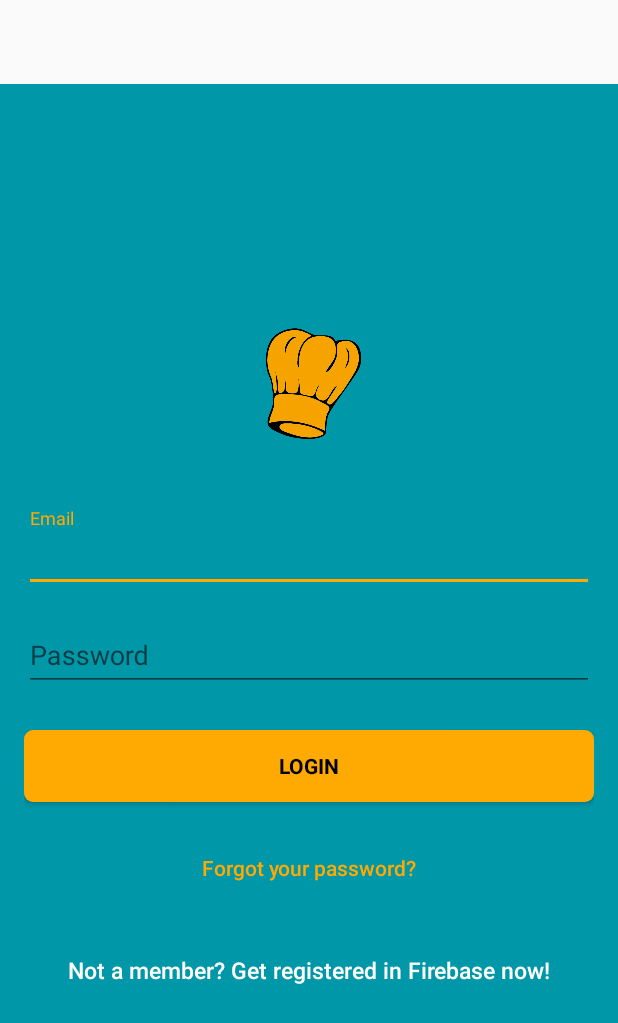
After one commit to andela-shaji/Su-Chef, an Android app: the layout activity_login.xml on its own in the app's theme, with its tools: preview values and no code run, on a phone screen of 412 x 824 dp. The commit adds this screen. Shown: the top 1023 px of the screen. Run offline under Robolectric (Android 15) with nearby library versions, the phone set to English and light mode, and no system bars.

Commit message:
Enable Firebase to provide signInWithEmailAndPassword()method to sign in the user

```diff
--- a/app/src/main/AndroidManifest.xml
+++ b/app/src/main/AndroidManifest.xml
@@ -10,10 +10,11 @@
         android:label="@string/app_name"
         android:supportsRtl="true"
         android:theme="@style/AppTheme">
-        <activity android:name=".MainActivity">
+        <activity android:name=".MainActivity"></activity>
+        <activity android:name=".views.SignupActivity">
 
         </activity>
-        <activity android:name=".views.SignupActivity">
+        <activity android:name=".views.LoginActivity">
             <intent-filter>
                 <action android:name="android.intent.action.MAIN" />
 
--- /dev/null
+++ b/app/src/main/res/layout/activity_login.xml
@@ -0,0 +1,88 @@
+<?xml version="1.0" encoding="utf-8"?>
+<android.support.design.widget.CoordinatorLayout xmlns:android="http://schemas.android.com/apk/res/android"
+    xmlns:tools="http://schemas.android.com/tools"
+    android:layout_width="match_parent"
+    android:layout_height="match_parent"
+    android:fitsSystemWindows="true"
+    tools:context=".views.LoginActivity">
+    <LinearLayout
+        android:layout_width="fill_parent"
+        android:layout_height="fill_parent"
+        android:background="@color/colorPrimary"
+        android:gravity="center"
+        android:orientation="vertical"
+        android:padding="@dimen/activity_horizontal_margin">
+        <ImageView
+            android:layout_width="@dimen/logo_w_h"
+            android:layout_height="@dimen/logo_w_h"
+            android:layout_gravity="center_horizontal"
+            android:layout_marginBottom="30dp"
+            android:src="@drawable/logochef"/>
+        <android.support.design.widget.TextInputLayout
+            android:layout_width="match_parent"
+            android:layout_height="wrap_content">
+            <EditText
+                android:id="@+id/email"
+                android:layout_width="match_parent"
+                android:layout_height="wrap_content"
+                android:layout_marginBottom="10dp"
+                android:hint="@string/hint_email"
+                android:inputType="textEmailAddress"
+                android:textColor="@android:color/white"
+                android:textColorHint="@android:color/white"/>
+
+        </android.support.design.widget.TextInputLayout>
+        <android.support.design.widget.TextInputLayout
+            android:layout_width="match_parent"
+            android:layout_height="wrap_content">
+            <EditText
+                android:id="@+id/password"
+                android:layout_width="match_parent"
+                android:layout_height="wrap_content"
+                android:layout_marginBottom="10dp"
+                android:hint="@string/hint_password"
+                android:inputType="textPassword"
+                android:textColor="@android:color/white"
+                android:textColorHint="@android:color/white"/>
+        </android.support.design.widget.TextInputLayout>
+
+        <Button
+            android:id="@+id/btn_login"
+            style="?android:textAppearanceSmall"
+            android:layout_width="match_parent"
+            android:layout_height="wrap_content"
+            android:layout_marginTop="16dp"
+            android:background="@drawable/bg_button_rounded"
+            android:text="@string/btn_login"
+            android:textColor="@android:color/black"
+            android:textStyle="bold" />
+        <Button
+            android:id="@+id/btn_reset_password"
+            android:layout_width="fill_parent"
+            android:layout_height="wrap_content"
+            android:layout_marginTop="20dip"
+            android:background="@null"
+            android:text="@string/btn_forgot_password"
+            android:textAllCaps="false"
+            android:textColor="@color/colorAccent" />
+
+        <Button
+            android:id="@+id/btn_sign_up"
+            android:layout_width="fill_parent"
+            android:layout_height="wrap_content"
+            android:layout_marginTop="20dip"
+            android:background="@null"
+            android:text="@string/btn_link_to_register"
+            android:textAllCaps="false"
+            android:textColor="@color/white"
+            android:textSize="15dp" />
+    </LinearLayout>
+    <ProgressBar
+        android:id="@+id/progressBar"
+        android:layout_width="30dp"
+        android:layout_height="30dp"
+        android:layout_gravity="center|bottom"
+        android:layout_marginBottom="20dp"
+        android:visibility="gone"/>
+
+</android.support.design.widget.CoordinatorLayout>
--- a/app/src/main/res/layout/activity_signup.xml
+++ b/app/src/main/res/layout/activity_signup.xml
@@ -88,6 +88,7 @@
             android:textColor="@color/white"
             android:textSize="15dp" />
     </LinearLayout>
+
     <ProgressBar
         android:id="@+id/progressBar"
         android:layout_width="30dp"
```
Also changed, not shown: app/src/main/java/com/andela/suada/suchef/views/LoginActivity.java (added, +105 -0 lines), 1 other file.
